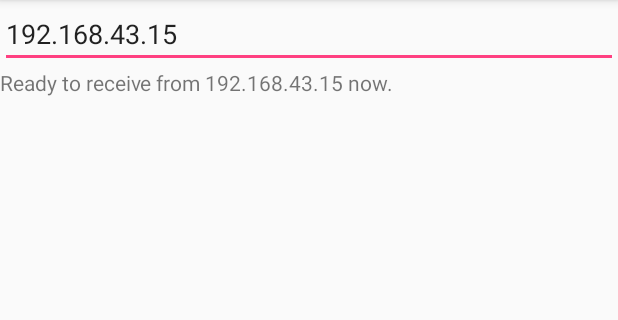
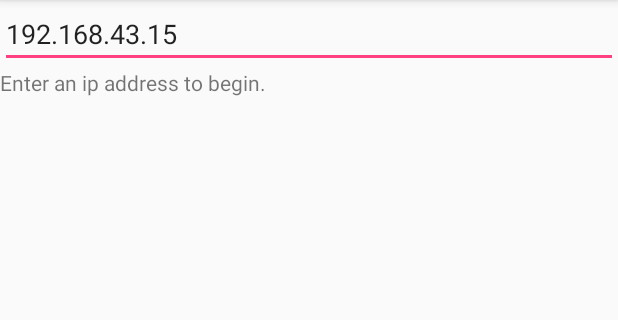
Before and after one commit to INLabASU/castex-v2.0, an Android app: the screen it shows after launch (ReceiverActivity), after a tap on "OPEN RECEIVER", on a phone screen of 412 x 824 dp, the part 84-404 px from its top. Run offline under Robolectric (Android 15) with nearby library versions, the light colour scheme and no system bars; 2 statements that could not run were skipped.

Commit message:
Commented nuanced sections. Fixed intent starting of receiver activity. Added closing of sockets to packetreceivertask.

```diff
--- a/app/src/main/java/info/jkjensen/castexv2/MainActivity.kt
+++ b/app/src/main/java/info/jkjensen/castexv2/MainActivity.kt
@@ -28,7 +28,7 @@ import java.net.InetAddress
 class MainActivity : AppCompatActivity() {
 
     /**
-     * A native method that is implemented by the 'native-lib' native library,
+     * An example native method that is implemented by the 'native-lib' native library,
      * which is packaged with this application.
      */
     external fun stringFromJNI(): String
@@ -39,19 +39,21 @@ class MainActivity : AppCompatActivity() {
         init {
             System.loadLibrary("native-lib")
         }
+
         const val TAG ="info.jkjensen.castex"
+
         private const val REQUEST_MEDIA_PROJECTION_CODE = 101
         private const val REQUEST_OVERLAY_CODE = 201
         private const val REQUEST_FILE_CODE = 301
     }
 
-    // Display metrics for screen attributes
+    /** Display metrics for screen attributes */
     private var metrics: DisplayMetrics? = null
-    // Used for writing stats to a file while debugging
+    /** Used for writing stats to a file while debugging */
     private var fos: FileOutputStream? = null
-    // Used to track timestamps during execution
+    /** Used to track timestamps during execution */
     private var startTime = System.currentTimeMillis()
-    // Sender address TODO: Make this address dynamic.
+    /** Sender address TODO: Make this address dynamic. */
     private var group1: InetAddress? = null
     val sessionBuilder = RTESessionBuilder()
     var packetizer: RTEPacketizer? = null
@@ -101,7 +103,8 @@ class MainActivity : AppCompatActivity() {
         }
 
         receiverButton.setOnClickListener{
-            startActivity<ReceiverActivity>()
+            val receiverIntent = ReceiverActivity.getIntent(this, group1?.hostAddress ?: "")
+            startActivity(receiverIntent)
         }
 
         // Explicitly ask for permission to read/write files (only needed for debugging at this point).
@@ -131,6 +134,9 @@ class MainActivity : AppCompatActivity() {
                     .setStreamDensity(metrics!!.densityDpi)
                     .setMediaProjectionResults(resultCode, data)
                     .setup(RTEProtocol.SENDER_SESSION_TYPE)
+
+            // Check if the setup was successful. If not, the sessionBuilder will provide a useful
+            // message for the user in sessionBuilder.setupSuggestion.
             if(sessionBuilder.setupSuggestion != null){
                 val t = Toast.makeText(this, "Streaming is not allowed. ${sessionBuilder.setupSuggestion}", Toast.LENGTH_LONG)
                 t.show()
--- a/app/src/main/java/info/jkjensen/castexv2/ReceiverActivity.kt
+++ b/app/src/main/java/info/jkjensen/castexv2/ReceiverActivity.kt
@@ -1,5 +1,7 @@
 package info.jkjensen.castexv2
 
+import android.content.Context
+import android.content.Intent
 import android.os.AsyncTask
 import android.support.v7.app.AppCompatActivity
 import android.os.Bundle
@@ -11,20 +13,50 @@ import java.net.DatagramPacket
 import java.net.DatagramSocket
 import java.net.Socket
 
+/**
+ * An activity used to stream content from other devices.
+ */
 class ReceiverActivity : AppCompatActivity() {
+    /**
+     * The task that receives incoming network packets.
+     */
     lateinit var packetReceiverTask:PacketReceiverTask
+
+    /**
+     * The UDP socket used to send data to this device.
+     */
     var clientSocket: DatagramSocket? = null
+
+    /**
+     * The TCP Socket used to send data to this device (unused for now).
+     */
     var tcpSocket: Socket? = null
 
-    var senderIp = "192.168.43.15"
+    /**
+     * The IP Address of the sending device.
+     */
+    var senderIp:String = ""
 
     companion object {
         const val TAG = "ReceiverActivity"
+        const val EXTRA_IP = "ipAddress"
+
+        /**
+         * Gets a new intent for this activity.
+         */
+        fun getIntent(context: Context, ip:String):Intent{
+            return Intent(context, ReceiverActivity::class.java).apply {
+                putExtra(EXTRA_IP, ip)
+            }
+        }
     }
 
     override fun onCreate(savedInstanceState: Bundle?) {
         super.onCreate(savedInstanceState)
         setContentView(R.layout.activity_receiver)
+
+        // Get the IP Address if it was sent from the calling activity.
+        senderIp = intent.getStringExtra(EXTRA_IP) ?: ""
 
         // Start the task to receive packets. When a packet is received, onData is called with the
         // received UDP packet.
@@ -35,7 +67,7 @@ class ReceiverActivity : AppCompatActivity() {
 
             override fun afterTextChanged(p0: Editable?) {
                 senderIp = p0.toString()
-                receiverText.text = "Ready to receive from $p0 now."
+                receiverText.text = if(senderIp == "") "Enter an ip address to begin." else "Ready to receive from $p0 now."
             }
 
             override fun beforeTextChanged(s: CharSequence?, start: Int, count: Int, after: Int) {
@@ -44,11 +76,13 @@ class ReceiverActivity : AppCompatActivity() {
             override fun onTextChanged(s: CharSequence?, start: Int, before: Int, count: Int) {
             }
         })
-        receiverText.text = "Ready to receive from $senderIp now."
+
+        receiverText.text = if(senderIp == "") "Enter an ip address to begin." else "Ready to receive from $senderIp now."
     }
 
     override fun onStop() {
         super.onStop()
+        // Turn off receiving. Closes any associated sockets.
         packetReceiverTask.cancel(true)
     }
 
--- a/app/src/main/java/rte/RTEFrameReceiveBuffer.kt
+++ b/app/src/main/java/rte/RTEFrameReceiveBuffer.kt
@@ -1,9 +1,7 @@
 package rte
 
 
-class RTEFrameReceiveBuffer(slots:Int, chunk:Int) {
-    val slotCount = slots
-    val slotSize = chunk
+class RTEFrameReceiveBuffer(val slotCount:Int, val slotSize:Int) {
 
     val map = mutableMapOf<Int, ByteArray>() // https://kotlinlang.org/api/latest/jvm/stdlib/kotlin.collections/-map/index.html
 
@@ -41,7 +39,7 @@ class RTEFrameReceiveBuffer(slots:Int, chunk:Int) {
         return false
     }
 
-    class FrameBufferMetaData{
+    inner class FrameBufferMetaData{
         /** the following are only modified at dequeue */
         // Frame ID
         var fid:Long = -1
--- a/app/src/main/res/layout/activity_receiver.xml
+++ b/app/src/main/res/layout/activity_receiver.xml
@@ -10,6 +10,7 @@
         android:id="@+id/receiverEditText"
         android:layout_width="match_parent"
         android:layout_height="wrap_content"
+        android:inputType="number"
         android:hint="Type the Sender's IP Address here."
         android:text="192.168.43.15"/>
 
```
Also changed, not shown: app/src/main/java/info/jkjensen/castexv2/PacketReceiverTask.kt (+11 -0 lines).
